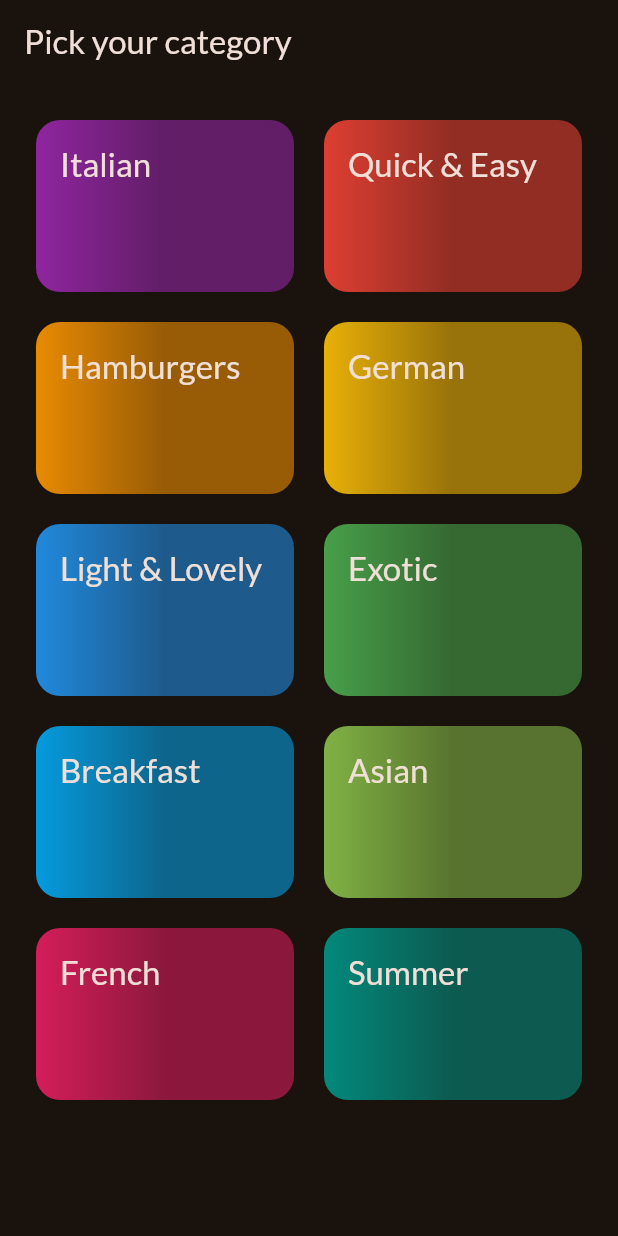
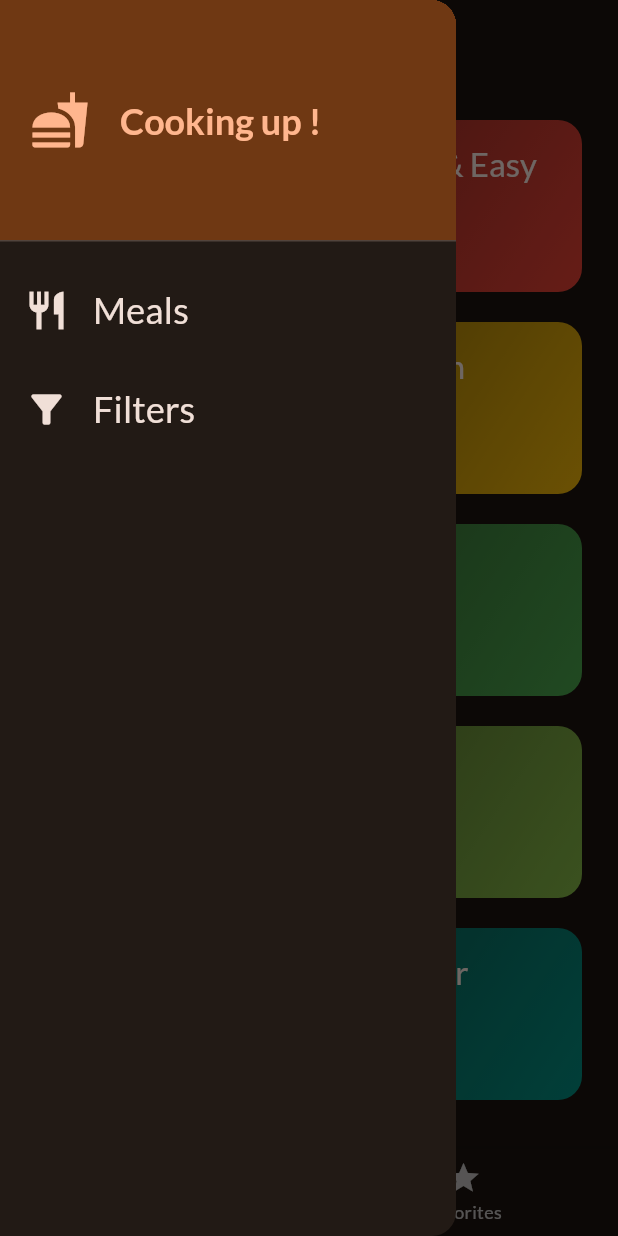
Before and after one commit to Thi1503/meals-app, a Flutter app: the screen it shows after launch, with the side drawer open (before the commit the screen has no drawer), on a phone screen of 412 x 824 dp. Run offline on Flutter 3.47's test engine with Material 3 defaults, Android fonts, the phone set to English and light mode, and no system bars; our stand-ins replace google_fonts, transparent_image.

Commit message:
Fully functional construction

```diff
--- a/lib/main.dart
+++ b/lib/main.dart
@@ -5,6 +5,7 @@ import 'package:meals_app/data/dummy_data.dart';
 import 'package:meals_app/screen/categories.dart';
 
 import 'package:meals_app/screen/meals.dart';
+import 'package:meals_app/screen/tabs.dart';
 
 final theme = ThemeData(
   useMaterial3: true,
@@ -26,6 +27,6 @@ class App extends StatelessWidget {
   Widget build(BuildContext context) {
     return MaterialApp(
         theme: theme,
-        home: const CategoriesScreen());
+        home: const TabsScreen());
   }
 }
--- a/lib/screen/categories.dart
+++ b/lib/screen/categories.dart
@@ -4,16 +4,24 @@ import 'package:meals_app/screen/meals.dart';
 import 'package:meals_app/widgets/category_grid_item.dart';
 import 'package:meals_app/models/category.dart';
 
+import '../models/meal.dart';
+
 // quản lý các màn hình và sự kiện chính
 
 class CategoriesScreen extends StatelessWidget {
-  const CategoriesScreen({super.key});
+   CategoriesScreen({
+    super.key,
+    required this.onToggleFavorite,
+    required this.availableMeals,
+  });
+  final void Function(Meal meal) onToggleFavorite;
+  List<Meal> availableMeals;
 
   @override
   Widget build(BuildContext context) {
     // select Category on screen
     void _selectCategory(BuildContext context, Category category) {
-      final fillteredMeals = dummyMeals
+      final fillteredMeals = availableMeals
           .where((meal) => meal.categories.contains(category.id))
           .toList();
 
@@ -22,16 +30,13 @@ class CategoriesScreen extends StatelessWidget {
           builder: (ctx) => MealsScreen(
             title: category.title,
             meals: fillteredMeals,
+            onToggleFavorite: onToggleFavorite,
           ),
         ),
       );
     }
 
-    return Scaffold(
-      appBar: AppBar(
-        title: const Text('Pick your category'),
-      ),
-      body: GridView(
+    return GridView(
       padding: const EdgeInsets.all(24),
       gridDelegate: const SliverGridDelegateWithFixedCrossAxisCount(
           crossAxisCount: 2,
@@ -48,7 +53,6 @@ class CategoriesScreen extends StatelessWidget {
             },
           )
       ],
-      ),
     );
   }
 }
--- /dev/null
+++ b/lib/screen/tabs.dart
@@ -0,0 +1,141 @@
+import 'package:flutter/material.dart';
+import 'package:meals_app/data/dummy_data.dart';
+import 'package:meals_app/models/meal.dart';
+import 'package:meals_app/screen/categories.dart';
+import 'package:meals_app/screen/filters.dart';
+import 'package:meals_app/screen/meals.dart';
+import 'package:meals_app/widgets/main_drawer.dart';
+
+const kInitialFilter = {
+  Filter.glutenFree: false,
+  Filter.lactoseFree: false,
+  Filter.vegetarian: false,
+  Filter.vegan: false
+};
+
+class TabsScreen extends StatefulWidget {
+  const TabsScreen({super.key});
+
+  @override
+  State<StatefulWidget> createState() {
+    return _TabsScreenState();
+  }
+}
+
+class _TabsScreenState extends State<TabsScreen> {
+  int _selectedPageIndex = 0;
+
+  // Lưu giá trị lọc của filter
+  Map<Filter, bool> _selectedFilters = kInitialFilter;
+
+  // danh sách món ăn yêu thích
+  final List<Meal> _favoriteMeals = [];
+
+  // Thông báo trạng thái yêu thích
+  void _showInfoMessage(String message) {
+    ScaffoldMessenger.of(context).clearSnackBars();
+    ScaffoldMessenger.of(context).showSnackBar(
+      SnackBar(
+        content: Text(message),
+      ),
+    );
+  }
+
+  // thêm hoặc xóa 1 món ăn khỏi danh sách yêu thích
+  void _toggleFavoriteStatus(Meal meal) {
+    final isExisting = _favoriteMeals.contains(meal);
+
+    if (isExisting) {
+      setState(() {
+        _favoriteMeals.remove(meal);
+      });
+      _showInfoMessage('Meal is no longer a favorite. ');
+    } else {
+      setState(() {
+        _favoriteMeals.add(meal);
+      });
+      _showInfoMessage('Marked as a favorite!');
+    }
+  }
+
+  //Lựa chọn page
+  void _selectPage(int index) {
+    setState(() {
+      _selectedPageIndex = index;
+    });
+  }
+
+  // Chọn màn hình hiển thị dựa vào từ khóa
+  void _setScreen(String identifier) async {
+    Navigator.of(context).pop();
+    if (identifier == 'filters') {
+     final result= await Navigator.of(context).push<Map<Filter,bool>>(
+        MaterialPageRoute(
+          builder: (ctx) =>  FiltersScreen(currentFilters: _selectedFilters),
+        ),
+      );
+     setState(() {
+       _selectedFilters = result ?? kInitialFilter;
+     });
+    } else {
+      Navigator.of(context).pop();
+    }
+  }
+
+  @override
+  Widget build(BuildContext context) {
+
+    final availableMeals = dummyMeals.where((meal){
+      if(_selectedFilters[Filter.glutenFree]! && !meal.isGlutenFree){
+        return false;
+      }
+      if(_selectedFilters[Filter.lactoseFree]! && !meal.isLactoseFree){
+        return false;
+      }
+      if(_selectedFilters[Filter.vegetarian]! && !meal.isVegetarian){
+        return false;
+      }
+      if(_selectedFilters[Filter.vegan]! && !meal.isVegan){
+        return false;
+      }
+      return true;
+    }).toList();
+    Widget activePage = CategoriesScreen(
+      onToggleFavorite: _toggleFavoriteStatus,
+      availableMeals: availableMeals,
+    );
+    var activePageTitle = 'Categories';
+
+    if (_selectedPageIndex == 1) {
+      activePage = MealsScreen(
+        meals: _favoriteMeals,
+        onToggleFavorite: _toggleFavoriteStatus,
+      );
+      activePageTitle = 'Your Favorites';
+    }
+
+    return Scaffold(
+      appBar: AppBar(
+        title: Text(activePageTitle),
+      ),
+      drawer: MainDrawer(
+        onSelectScreen: _setScreen,
+      ),
+      body: activePage,
+      bottomNavigationBar: BottomNavigationBar(
+        onTap: _selectPage,
+        currentIndex: _selectedPageIndex,
+        items: const [
+          BottomNavigationBarItem(
+            icon: Icon(Icons.set_meal_rounded),
+            label: 'Categories',
+          ),
+          BottomNavigationBarItem(
+            icon: Icon(Icons.star),
+            label: 'Favorites',
+          )
+        ],
+      ),
+    );
+  }
+}
--- a/lib/widgets/category_grid_item.dart
+++ b/lib/widgets/category_grid_item.dart
@@ -28,8 +28,8 @@ class CategoryGridItem extends StatelessWidget {
               category.color.withOpacity(0.55),
               category.color.withOpacity(0.9),
             ],
-            begin: Alignment.topCenter,
-            end: Alignment.topLeft,
+            begin: Alignment.topLeft,
+            end: Alignment.bottomRight,
           ),
         ),
         child: Text(
--- /dev/null
+++ b/lib/widgets/main_drawer.dart
@@ -0,0 +1,74 @@
+import 'package:flutter/material.dart';
+
+class MainDrawer extends StatelessWidget {
+  const MainDrawer({super.key, required this.onSelectScreen});
+
+  final void Function(String indentifier) onSelectScreen;
+  @override
+  Widget build(BuildContext context) {
+    return Drawer(
+      child: Column(
+        children: [
+          DrawerHeader(
+            decoration: BoxDecoration(
+                color: Theme.of(context).colorScheme.primaryContainer),
+            padding: const EdgeInsets.all(20),
+            child: Row(
+              children: [
+                Icon(
+                  Icons.fastfood,
+                  size: 40,
+                  color: Theme.of(context).colorScheme.primary,
+                ),
+                const SizedBox(width: 20),
+                Text(
+                  'Cooking up !',
+                  style: Theme.of(context).textTheme.titleLarge!.copyWith(
+                      color: Theme.of(context).colorScheme.primary,
+                      fontSize: 24,
+                      fontWeight: FontWeight.bold),
+                )
+              ],
+            ),
+          ),
+          const SizedBox(height: 10),
+          ListTile(
+            leading: Icon(
+              Icons.restaurant,
+              size: 30,
+              color: Theme.of(context).colorScheme.onSurface,
+            ),
+            title: Text(
+              'Meals',
+              style: Theme.of(context).textTheme.titleSmall!.copyWith(
+                    color: Theme.of(context).colorScheme.onSurface,
+                    fontSize: 24,
+                  ),
+            ),
+            onTap: (){
+              onSelectScreen('meals');
+            },
+          ),
+          const SizedBox(height: 10),
+          ListTile(
+            leading: Icon(
+              Icons.filter_list_alt,
+              color: Theme.of(context).colorScheme.onSurface,
+              size: 30,
+            ),
+            title: Text(
+              'Filters',
+              style: Theme.of(context).textTheme.titleSmall!.copyWith(
+                    color: Theme.of(context).colorScheme.onSurface,
+                    fontSize: 24,
+                  ),
+            ),
+            onTap: (){
+              onSelectScreen('filters');
+            },
+          ),
+        ],
+      ),
+    );
+  }
+}
--- a/lib/widgets/meal_item.dart
+++ b/lib/widgets/meal_item.dart
@@ -50,7 +50,7 @@ class MealItem extends StatelessWidget {
               child: Container(
                 color: Colors.black54,
                 padding:
-                    const EdgeInsets.symmetric(vertical: 5, horizontal: 44),
+                    const EdgeInsets.symmetric(vertical: 5, horizontal: 40),
                 child: Column(
                   children: [
                     Text(
```
Also changed, not shown: lib/screen/filters.dart (added, +101 -0 lines), lib/screen/meal_details.dart (+62 -5 lines), lib/screen/meals.dart (+17 -9 lines), lib/widgets/filter_item.dart (added, +39 -0 lines). Lines whose indentation alone changed are shown as unchanged.
